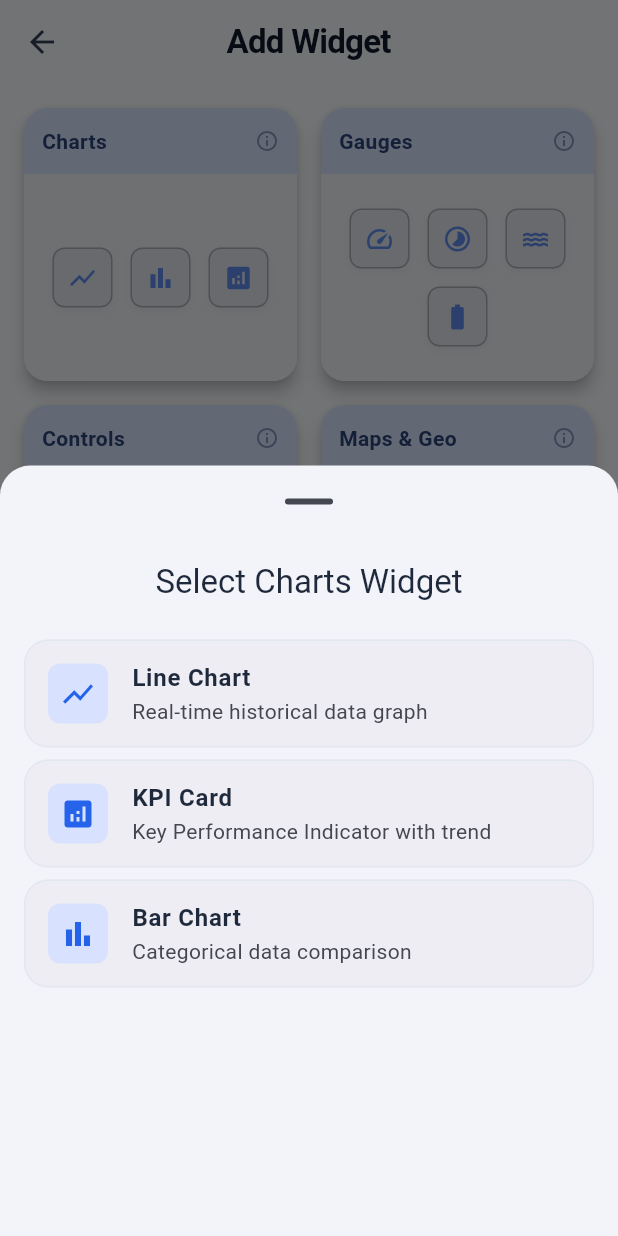
After one commit to rivaldiekaptrrr/iotfy-mobile, a Flutter app: the WidgetCatalogScreen screen opened directly, after a tap on "Charts", on a phone screen of 412 x 824 dp. The commit adds this screen. Run offline on Flutter 3.47's test engine with Material 3 defaults, Android fonts, the phone set to English and light mode, and no system bars; our stand-ins replace fl_chart, flutter_local_notifications, flutter_map, flutter_riverpod, hive, hive_flutter and 2 more; missing offline and left inert: mqtt_client; accounts and stored records are empty.

Commit message:
Add Widget Groups

```diff
--- a/lib/screens/dashboard_screen.dart
+++ b/lib/screens/dashboard_screen.dart
@@ -36,6 +36,7 @@ import 'rule_manager_screen.dart';
 import '../widgets/dashboard_grid_layout.dart';
 import '../services/rule_evaluator_service.dart';
 import '../widgets/pulsing_dot.dart';
+import 'widget_catalog_screen.dart';
 
 class DashboardScreen extends ConsumerStatefulWidget {
   const DashboardScreen({super.key});
@@ -104,8 +105,8 @@ class _DashboardScreenState extends ConsumerState<DashboardScreen>
     final dashboard = ref.watch(currentDashboardProvider);
     final broker = dashboard != null
         ? ref
-              .watch(brokerConfigsProvider.notifier)
-              .getBroker(dashboard.brokerId)
+            .watch(brokerConfigsProvider.notifier)
+            .getBroker(dashboard.brokerId)
         : null;
     final connectionStatus = ref.watch(connectionStatusProvider);
     final status = connectionStatus.value ?? ConnectionStatus.disconnected;
@@ -181,8 +182,7 @@ class _DashboardScreenState extends ConsumerState<DashboardScreen>
                     childBuilder: _buildWidget,
                     onWidgetUpdate: _updateWidgetConfig, // For drag/resize
                     onWidgetEdit: _editWidget,
-                    onWidgetDelete:
-                        _deleteWidget, // Passing ID logic inside Wrapper or change signature
+                    onWidgetDelete: _deleteWidget,
                   ),
                 ),
               ],
@@ -483,9 +483,18 @@ class _DashboardScreenState extends ConsumerState<DashboardScreen>
   /* Widget Wraps Removed */
 
   Future<void> _addWidget() async {
+    // 1. Open Catalog to select type
+    final selectedType = await Navigator.push<WidgetType>(
+      context,
+      MaterialPageRoute(builder: (_) => const WidgetCatalogScreen()),
+    );
+
+    if (selectedType == null) return; // Cancelled
+
+    // 2. Open Config Dialog with pre-selected type
     final config = await showDialog<PanelWidgetConfig>(
       context: context,
-      builder: (_) => const WidgetConfigDialog(),
+      builder: (_) => WidgetConfigDialog(preSelectedType: selectedType),
     );
     if (config != null) {
       final dashboard = ref.read(currentDashboardProvider);
--- /dev/null
+++ b/lib/screens/widget_catalog_screen.dart
@@ -0,0 +1,329 @@
+import 'package:flutter/material.dart';
+import '../models/panel_widget_config.dart';
+import '../utils/widget_category_helper.dart';
+import '../utils/icon_helper.dart';
+
+class WidgetCatalogScreen extends StatelessWidget {
+  const WidgetCatalogScreen({super.key});
+
+  @override
+  Widget build(BuildContext context) {
+    return Scaffold(
+      appBar: AppBar(
+        title: const Text('Add Widget'),
+        centerTitle: true,
+      ),
+      body: GridView.count(
+        padding: const EdgeInsets.all(16),
+        crossAxisCount: 2,
+        mainAxisSpacing: 16,
+        crossAxisSpacing: 16,
+        children: [
+          _buildCategoryCard(context, WidgetCategory.charts, [
+            Icons.show_chart,
+            Icons.bar_chart,
+            Icons.analytics,
+          ]),
+          _buildCategoryCard(context, WidgetCategory.gauges, [
+            Icons.speed,
+            Icons.timelapse,
+            Icons.water,
+            Icons.battery_full,
+          ]),
+          _buildCategoryCard(context, WidgetCategory.controls, [
+            Icons.toggle_on,
+            Icons.tune,
+            Icons.radio_button_checked,
+            Icons.gamepad,
+          ]),
+          _buildCategoryCard(context, WidgetCategory.maps, [
+            Icons.map,
+            Icons.explore,
+            Icons.place,
+          ]),
+          _buildCategoryCard(context, WidgetCategory.indicators, [
+            Icons.circle,
+            Icons.grid_view,
+            Icons.traffic,
+          ]),
+          _buildCategoryCard(context, WidgetCategory.others, [
+            Icons.text_fields,
+            Icons.terminal,
+            Icons.notifications_active,
+          ]),
+        ],
+      ),
+    );
+  }
+
+  Widget _buildCategoryCard(
+    BuildContext context,
+    WidgetCategory category,
+    List<IconData> previewIcons,
+  ) {
+    return Card(
+      elevation: 4,
+      shape: RoundedRectangleBorder(borderRadius: BorderRadius.circular(16)),
+      clipBehavior: Clip.antiAlias,
+      child: InkWell(
+        onTap: () => _showWidgetSelection(context, category),
+        child: Column(
+          crossAxisAlignment: CrossAxisAlignment.stretch,
+          children: [
+            // Header with Title
+            Container(
+              padding: const EdgeInsets.all(12),
+              color: Theme.of(context).colorScheme.primaryContainer,
+              child: Row(
+                children: [
+                  Expanded(
+                    child: Text(
+                      WidgetCategoryHelper.getCategoryLabel(category),
+                      style: TextStyle(
+                        fontWeight: FontWeight.bold,
+                        color: Theme.of(context).colorScheme.onPrimaryContainer,
+                      ),
+                    ),
+                  ),
+                  Icon(
+                    Icons.info_outline,
+                    size: 16,
+                    color: Theme.of(context).colorScheme.onPrimaryContainer.withOpacity(0.5),
+                  ),
+                ],
+              ),
+            ),
+            // Preview Area (Visual Representation)
+            Expanded(
+              child: Container(
+                padding: const EdgeInsets.all(16),
+                color: Theme.of(context).cardColor,
+                child: Wrap(
+                  spacing: 12,
+                  runSpacing: 12,
+                  alignment: WrapAlignment.center,
+                  runAlignment: WrapAlignment.center,
+                  children: previewIcons.map((icon) => Container(
+                    width: 40,
+                    height: 40,
+                    decoration: BoxDecoration(
+                      color: Theme.of(context).colorScheme.surfaceContainerHighest,
+                      borderRadius: BorderRadius.circular(8),
+                      border: Border.all(
+                        color: Theme.of(context).dividerColor.withOpacity(0.5),
+                      ),
+                      boxShadow: [
+                        BoxShadow(
+                          color: Colors.black.withOpacity(0.05),
+                          blurRadius: 4,
+                          offset: const Offset(0, 2),
+                        ),
+                      ],
+                    ),
+                    child: Icon(
+                      icon,
+                      color: Theme.of(context).colorScheme.primary.withOpacity(0.7),
+                      size: 20,
+                    ),
+                  )).toList(),
+                ),
+              ),
+            ),
+          ],
+        ),
+      ),
+    );
+  }
+
+  void _showWidgetSelection(BuildContext context, WidgetCategory category) {
+    // Get all widgets for this category
+    final widgets = WidgetType.values.where((type) => WidgetCategoryHelper.getCategory(type) == category).toList();
+
+    showModalBottomSheet(
+      context: context,
+      isScrollControlled: true,
+      showDragHandle: true,
+      shape: const RoundedRectangleBorder(
+        borderRadius: BorderRadius.vertical(top: Radius.circular(20)),
+      ),
+      builder: (context) => DraggableScrollableSheet(
+        initialChildSize: 0.6,
+        minChildSize: 0.4,
+        maxChildSize: 0.9,
+        expand: false,
+        builder: (context, scrollController) => Column(
+          children: [
+            Padding(
+              padding: const EdgeInsets.all(16),
+              child: Text(
+                'Select ${WidgetCategoryHelper.getCategoryLabel(category)} Widget',
+                style: Theme.of(context).textTheme.titleLarge,
+              ),
+            ),
+            Expanded(
+              child: ListView.separated(
+                controller: scrollController,
+                padding: const EdgeInsets.symmetric(horizontal: 16, vertical: 8),
+                itemCount: widgets.length,
+                separatorBuilder: (context, index) => const SizedBox(height: 8),
+                itemBuilder: (context, index) {
+                  final type = widgets[index];
+                  return _buildWidgetListItem(context, type);
+                },
+              ),
+            ),
+          ],
+        ),
+      ),
+    );
+  }
+
+  Widget _buildWidgetListItem(BuildContext context, WidgetType type) {
+    // Helper to get friendly name and icon
+    String name = type.name.toUpperCase();
+    IconData icon = Icons.widgets;
+    String description = 'Widget';
+
+    switch (type) {
+      // Monitoring
+      case WidgetType.gauge:
+        name = 'Gauge';
+        icon = Icons.speed;
+        description = 'Analog gauge for sensor values';
+        break;
+      case WidgetType.lineChart:
+        name = 'Line Chart';
+        icon = Icons.show_chart;
+        description = 'Real-time historical data graph';
+        break;
+      case WidgetType.map:
+        name = 'Map';
+        icon = Icons.map;
+        description = 'GPS tracking and location';
+        break;
+      case WidgetType.text:
+        name = 'Text / Value';
+        icon = Icons.text_fields;
+        description = 'Simple text or value display';
+        break;
+      case WidgetType.alarm:
+        name = 'Alarm List';
+        icon = Icons.notifications_active;
+        description = 'List of triggered alarms';
+        break;
+      case WidgetType.statusIndicator:
+        name = 'Status Indicator';
+        icon = Icons.circle;
+        description = 'LED-like status light';
+        break;
+      case WidgetType.kpiCard:
+        name = 'KPI Card';
+        icon = Icons.analytics;
+        description = 'Key Performance Indicator with trend';
+        break;
+      case WidgetType.barChart:
+        name = 'Bar Chart';
+        icon = Icons.bar_chart;
+        description = 'Categorical data comparison';
+        break;
+      case WidgetType.liquidTank:
+        name = 'Liquid Tank';
+        icon = Icons.water;
+        description = 'Tank level visualization';
+        break;
+      case WidgetType.radialGauge:
+        name = 'Radial Gauge';
+        icon = Icons.timelapse; // Close enough
+        description = 'Circular progress gauge';
+        break;
+      case WidgetType.battery:
+        name = 'Battery';
+        icon = Icons.battery_full;
+        description = 'Battery level indicator';
+        break;
+      case WidgetType.linearGauge:
+        name = 'Linear Gauge';
+        icon = Icons.linear_scale;
+        description = 'Linear progress bar';
+        break;
+      case WidgetType.compass:
+        name = 'Compass';
+        icon = Icons.explore;
+        description = 'Direction indicator';
+        break;
+
+      // Controlling
+      case WidgetType.toggle:
+        name = 'Toggle Switch';
+        icon = Icons.toggle_on;
+        description = 'On/Off switch control';
+        break;
+      case WidgetType.button:
+        name = 'Push Button';
+        icon = Icons.radio_button_checked; // Push button look
+        description = 'Momentary or toggle button';
+        break;
+      case WidgetType.slider:
+        name = 'Slider';
+        icon = Icons.tune;
+        description = 'Adjustable value slider';
+        break;
+      case WidgetType.knob:
+        name = 'Knob';
+        icon = Icons.radio_button_unchecked; // Knob look
+        description = 'Rotary control knob';
+        break;
+      case WidgetType.terminal:
+        name = 'Terminal';
+        icon = Icons.terminal;
+        description = 'Command line interface';
+        break;
+      case WidgetType.segmentedSwitch:
+        name = 'Segmented Switch';
+        icon = Icons.view_column;
+        description = 'Multi-state switch';
+        break;
+      case WidgetType.joystick:
+        name = 'Joystick';
+        icon = Icons.gamepad;
+        description = '2-axis control';
+        break;
+      case WidgetType.keypad:
+        name = 'Keypad';
+        icon = Icons.dialpad;
+        description = 'Numeric keypad input';
+        break;
+
+      // Others
+      case WidgetType.iconMatrix:
+        name = 'Icon Matrix';
+        icon = Icons.grid_view;
+        description = 'Grid of status icons';
+        break;
+    }
+
+    return Card(
+      margin: EdgeInsets.zero,
+      elevation: 0,
+      color: Theme.of(context).colorScheme.surfaceContainer,
+      child: ListTile(
+        leading: Container(
+          padding: const EdgeInsets.all(8),
+          decoration: BoxDecoration(
+            color: Theme.of(context).colorScheme.primaryContainer,
+            borderRadius: BorderRadius.circular(8),
+          ),
+          child: Icon(icon, color: Theme.of(context).colorScheme.primary),
+        ),
+        title: Text(name, style: const TextStyle(fontWeight: FontWeight.bold)),
+        subtitle: Text(description),
+        onTap: () {
+          // Close sheet and return widget type to the Catalog Screen,
+          // which will then pop to Dashboard with the type.
+          Navigator.pop(context); // Pop sheet
+          Navigator.pop(context, type); // Pop catalog
+        },
+      ),
+    );
+  }
+}
--- a/lib/screens/widget_config_dialog.dart
+++ b/lib/screens/widget_config_dialog.dart
@@ -4,8 +4,9 @@ import '../utils/icon_helper.dart';
 
 class WidgetConfigDialog extends StatefulWidget {
   final PanelWidgetConfig? initialConfig;
+  final WidgetType? preSelectedType;
 
-  const WidgetConfigDialog({super.key, this.initialConfig});
+  const WidgetConfigDialog({super.key, this.initialConfig, this.preSelectedType});
 
   @override
   State<WidgetConfigDialog> createState() => _WidgetConfigDialogState();
@@ -45,7 +46,6 @@ class _WidgetConfigDialogState extends State<WidgetConfigDialog> {
     _offPayloadController = TextEditingController(text: widget.initialConfig?.offPayload ?? 'OFF');
     _minValueController = TextEditingController(text: widget.initialConfig?.minValue?.toString() ?? '0');
     _maxValueController = TextEditingController(text: widget.initialConfig?.maxValue?.toString() ?? '100');
-    _maxValueController = TextEditingController(text: widget.initialConfig?.maxValue?.toString() ?? '100');
     _unitController = TextEditingController(text: widget.initialConfig?.unit ?? '');
     _warningThresholdController = TextEditingController(text: widget.initialConfig?.warningThreshold?.toString() ?? '');
     _criticalThresholdController = TextEditingController(text: widget.initialConfig?.criticalThreshold?.toString() ?? '');
@@ -60,6 +60,8 @@ class _WidgetConfigDialogState extends State<WidgetConfigDialog> {
       _selectedIconCodePoint = widget.initialConfig!.iconCodePoint;
       _mapMarkerIcon = widget.initialConfig!.mapMarkerIcon;
       _isJsonPayload = widget.initialConfig!.isJsonPayload;
+    } else if (widget.preSelectedType != null) {
+      _selectedType = widget.preSelectedType!;
     }
   }
 
--- /dev/null
+++ b/lib/utils/widget_category_helper.dart
@@ -0,0 +1,73 @@
+import '../models/panel_widget_config.dart';
+
+enum WidgetCategory {
+  charts,
+  gauges,
+  controls,
+  maps,
+  indicators,
+  others,
+}
+
+class WidgetCategoryHelper {
+  static WidgetCategory getCategory(WidgetType type) {
+    switch (type) {
+      // Charts
+      case WidgetType.lineChart:
+      case WidgetType.barChart:
+      case WidgetType.kpiCard:
+        return WidgetCategory.charts;
+
+      // Gauges
+      case WidgetType.gauge:
+      case WidgetType.radialGauge:
+      case WidgetType.linearGauge:
+      case WidgetType.liquidTank:
+      case WidgetType.battery:
+        return WidgetCategory.gauges;
+
+      // Controls
+      case WidgetType.toggle:
+      case WidgetType.button:
+      case WidgetType.slider:
+      case WidgetType.knob:
+      case WidgetType.joystick:
+      case WidgetType.keypad:
+      case WidgetType.segmentedSwitch:
+        return WidgetCategory.controls;
+
+      // Maps & Location
+      case WidgetType.map:
+      case WidgetType.compass:
+        return WidgetCategory.maps;
+
+      // Indicators
+      case WidgetType.statusIndicator:
+      case WidgetType.iconMatrix:
+        return WidgetCategory.indicators;
+
+      // Others
+      case WidgetType.text:
+      case WidgetType.terminal:
+      case WidgetType.alarm:
+        return WidgetCategory.others;
+    }
+  }
+
+  static String getCategoryLabel(WidgetCategory category) {
+    switch (category) {
+      case WidgetCategory.charts:
+        return 'Charts';
+      case WidgetCategory.gauges:
+        return 'Gauges';
+      case WidgetCategory.controls:
+        return 'Controls';
+      case WidgetCategory.maps:
+        return 'Maps & Geo';
+      case WidgetCategory.indicators:
+        return 'Indicators';
+      case WidgetCategory.others:
+        return 'Others';
+    }
+  }
+}
--- /dev/null
+++ b/lib/widgets/widget_category_view.dart
@@ -0,0 +1,98 @@
+import 'package:flutter/material.dart';
+import '../models/panel_widget_config.dart';
+import '../utils/widget_category_helper.dart';
+
+class WidgetCategoryView extends StatelessWidget {
+  final List<PanelWidgetConfig> widgets;
+  final WidgetCategory category;
+  final Widget Function(PanelWidgetConfig) childBuilder;
+
+  const WidgetCategoryView({
+    super.key,
+    required this.widgets,
+    required this.category,
+    required this.childBuilder,
+  });
+
+  @override
+  Widget build(BuildContext context) {
+    // Filter widgets by category
+    final categoryWidgets = widgets
+        .where((w) => WidgetCategoryHelper.getCategory(w.type) == category)
+        .toList();
+
+    if (categoryWidgets.isEmpty) {
+      return Center(
+        child: Column(
+          mainAxisAlignment: MainAxisAlignment.center,
+          children: [
+            Icon(
+              _getCategoryIcon(category),
+              size: 64,
+              color: Theme.of(context).disabledColor.withOpacity(0.2),
+            ),
+            const SizedBox(height: 16),
+            Text(
+              'No ${WidgetCategoryHelper.getCategoryLabel(category)} widgets yet',
+              style: TextStyle(
+                color: Theme.of(context).disabledColor,
+                fontSize: 16,
+              ),
+            ),
+          ],
+        ),
+      );
+    }
+
+    return SingleChildScrollView(
+      padding: const EdgeInsets.all(16),
+      child: LayoutBuilder(
+        builder: (context, constraints) {
+          // Responsive Grid Calculation
+          // Base column width
+          const double minCardWidth = 160;
+
+          final int crossAxisCount = (constraints.maxWidth / minCardWidth).floor().clamp(2, 6);
+          final double cardWidth = (constraints.maxWidth - ((crossAxisCount - 1) * 16)) / crossAxisCount;
+
+          return Wrap(
+            spacing: 16,
+            runSpacing: 16,
+            children: categoryWidgets.map((config) {
+              // Calculate widget size based on its configuration relative to our grid
+              // For visualization in category view, we try to respect their aspect ratio but normalize size
+              // or just give them standard sizes.
+              // Let's use a standard size logic but respecting 'w' and 'h' multipliers slightly?
+              // Or simpler: Standard size cards for the list view.
+
+              // Let's try to infer a good size.
+              // Standard unit = cardWidth
+              double w = config.width.clamp(1.0, crossAxisCount.toDouble());
+              double h = config.height.clamp(1.0, 4.0);
+
+              // We'll enforce a max width for this view to keep it neat
+              if (w > crossAxisCount) w = crossAxisCount.toDouble();
+
+              return SizedBox(
+                 width: (w * cardWidth) + ((w - 1) * 16),
+                 height: (h * cardWidth) + ((h - 1) * 16), // Square basics
+                 child: childBuilder(config),
+              );
+            }).toList(),
+          );
+        },
+      ),
+    );
+  }
+
+  IconData _getCategoryIcon(WidgetCategory category) {
+    switch (category) {
+      case WidgetCategory.monitoring:
+        return Icons.visibility;
+      case WidgetCategory.controlling:
+        return Icons.touch_app;
+      case WidgetCategory.others:
+        return Icons.grid_view;
+    }
+  }
+}
```
